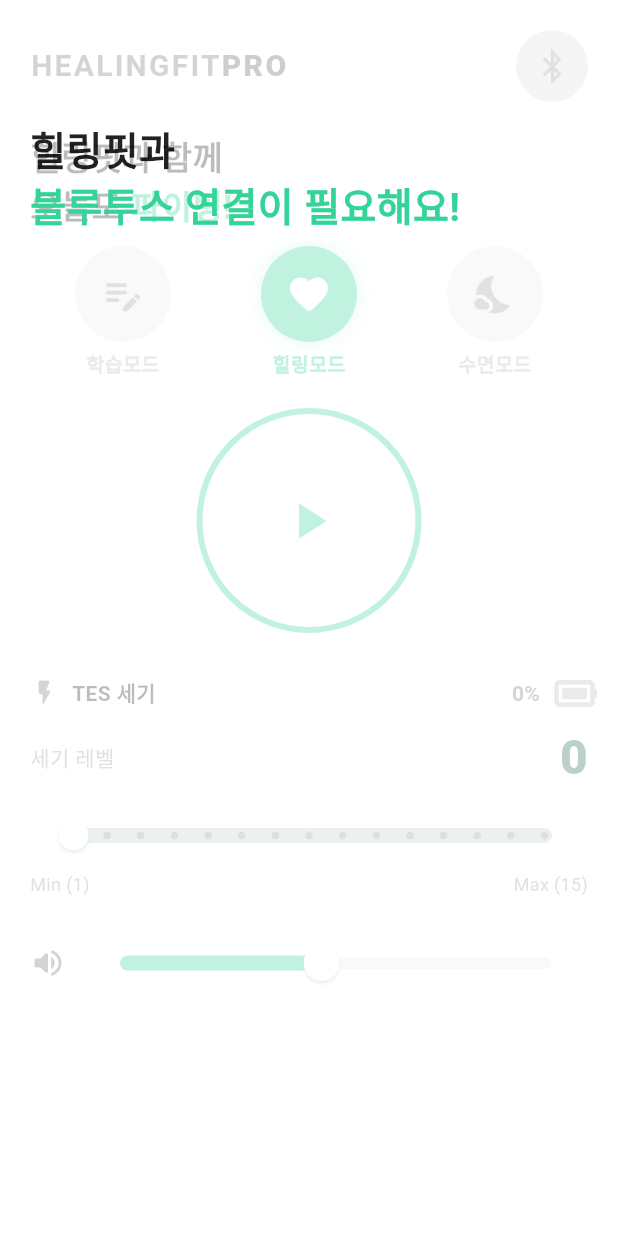
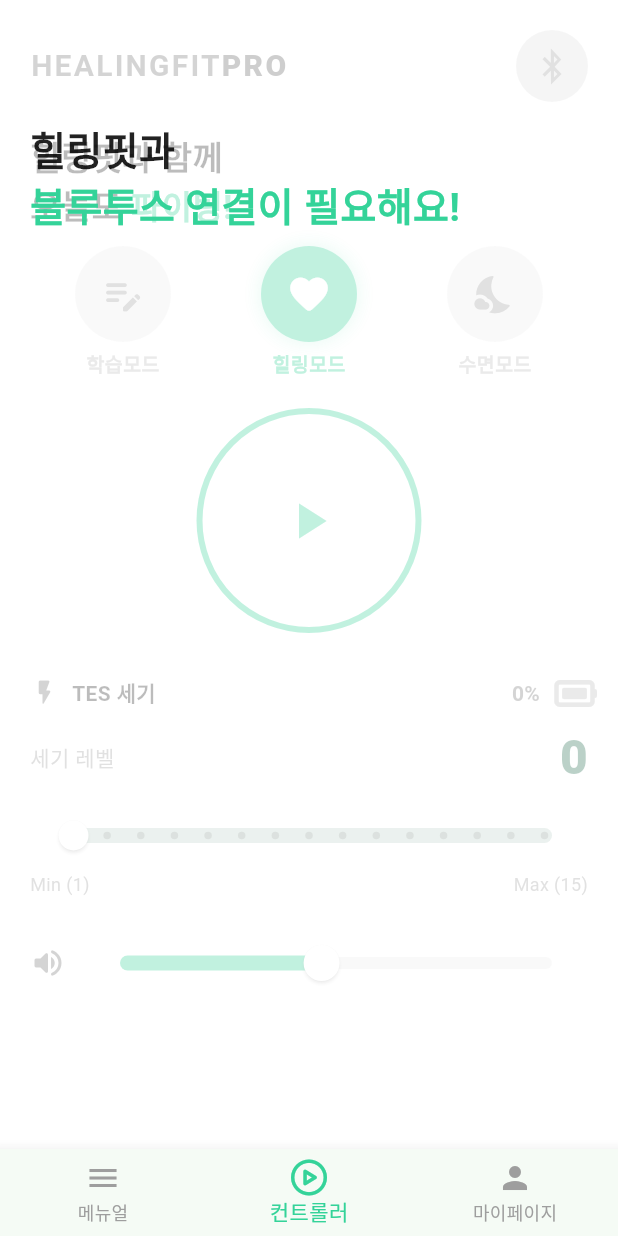
Before and after one commit to sjyunn/myhealprodev, a Flutter app: the screen it shows after launch, after a tap on "넘어가기", on a phone screen of 412 x 824 dp. Run offline on Flutter 3.47's test engine with Material 3 defaults, Android fonts, the light colour scheme and no system bars; our stand-ins replace font_awesome_flutter, rxdart; missing offline and left inert: flutter_reactive_ble.

Commit message:
Feature: UI structure completed and BLE communication fully synchronized (Ready for Health SDK).

```diff
--- a/lib/main.dart
+++ b/lib/main.dart
@@ -3,6 +3,7 @@
 import 'package:flutter/material.dart';
 //import 'package:flutter_blue_plus/flutter_blue_plus.dart' as fb;
 
+import 'pages/main_shell.dart';
 import 'pages/connection_page.dart';
 import 'pages/controller_page.dart';
 import 'services/bluetooth_service.dart';
@@ -51,7 +52,7 @@
           initialRoute: '/',
           routes: {
             '/': (context) => const ConnectionPage(),
-            '/controller': (context) => const ControllerPage(),
+            '/controller': (context) => const MainShell(), // ◀️ 이 부분이 MainShell이어야 합니다.
           },
 
           // Navigator 충돌을 피하고, 연결 성공 시 자동으로 ControllerPage로 이동합니다.
--- /dev/null
+++ b/lib/pages/main_shell.dart
@@ -0,0 +1,65 @@
+// lib/pages/main_shell.dart
+
+import 'package:flutter/material.dart';
+import 'package:font_awesome_flutter/font_awesome_flutter.dart';
+import 'controller_page.dart'; // 기존 컨트롤러 페이지
+import 'manual_page.dart';       // 새로 만들 메뉴 페이지
+import 'my_page.dart';         // 새로 만들 마이페이지
+
+class MainShell extends StatefulWidget {
+  const MainShell({super.key});
+
+  @override
+  State<MainShell> createState() => _MainShellState();
+}
+
+class _MainShellState extends State<MainShell> {
+  int _selectedIndex = 1; // 1: 컨트롤러(기본값), 0: 메뉴, 2: 마이페이지
+  final Color mainColor = const Color(0xFF34d399);
+
+  // 1. 메뉴에 표시될 페이지 목록
+  final List<Widget> _widgetOptions = <Widget>[
+    const ManualPage(),       // 0번 인덱스: 메뉴 페이지 (Health Connect 데이터 표시 예정)
+    const ControllerPage(), // 1번 인덱스: 컨트롤러 페이지 (기존 BLE 제어 화면)
+    const MyPage(),         // 2번 인덱스: 마이페이지
+  ];
+
+  void _onItemTapped(int index) {
+    setState(() {
+      _selectedIndex = index;
+    });
+  }
+
+  @override
+  Widget build(BuildContext context) {
+    return Scaffold(
+      // 현재 선택된 페이지를 표시
+      body: Center(
+        child: _widgetOptions.elementAt(_selectedIndex),
+      ),
+
+      // 2. 하단 내비게이션 바 구현
+      bottomNavigationBar: BottomNavigationBar(
+        items: <BottomNavigationBarItem>[
+          BottomNavigationBarItem(
+            icon: Icon(Icons.menu),
+            label: '메뉴얼',
+          ),
+          BottomNavigationBarItem(
+            icon: Icon(FontAwesomeIcons.playCircle), // 컨트롤러를 Play 아이콘으로 표현
+            label: '컨트롤러',
+          ),
+          BottomNavigationBarItem(
+            icon: Icon(Icons.person),
+            label: '마이페이지',
+          ),
+        ],
+        currentIndex: _selectedIndex,
+        selectedItemColor: mainColor, // 선택된 아이콘 색상
+        unselectedItemColor: Colors.grey, // 선택되지 않은 아이콘 색상
+        onTap: _onItemTapped,
+        type: BottomNavigationBarType.fixed, // 아이템 수가 적을 때 사용
+      ),
+    );
+  }
+}
--- a/lib/services/bluetooth_service.dart
+++ b/lib/services/bluetooth_service.dart
@@ -175,7 +175,7 @@
     final int volumeInt = data[10];     // 볼륨 (Index 10)
 
     // ⬇️ 배터리 잔량: Index 12로 확정 (프로토콜 명세와 19바이트 길이를 고려) ⬇️
-     final int battery = data[12];    // 배터리 잔량
+     final int battery = data[13];    // 배터리 잔량
     //final int battery = (data[11] << 8) | data[12];
 
     // ⬆️ 최종 파싱 인덱스 적용 ⬆️
```
Also changed, not shown: lib/pages/manual_page.dart (added, +91 -0 lines), lib/pages/my_page.dart (added, +267 -0 lines).
